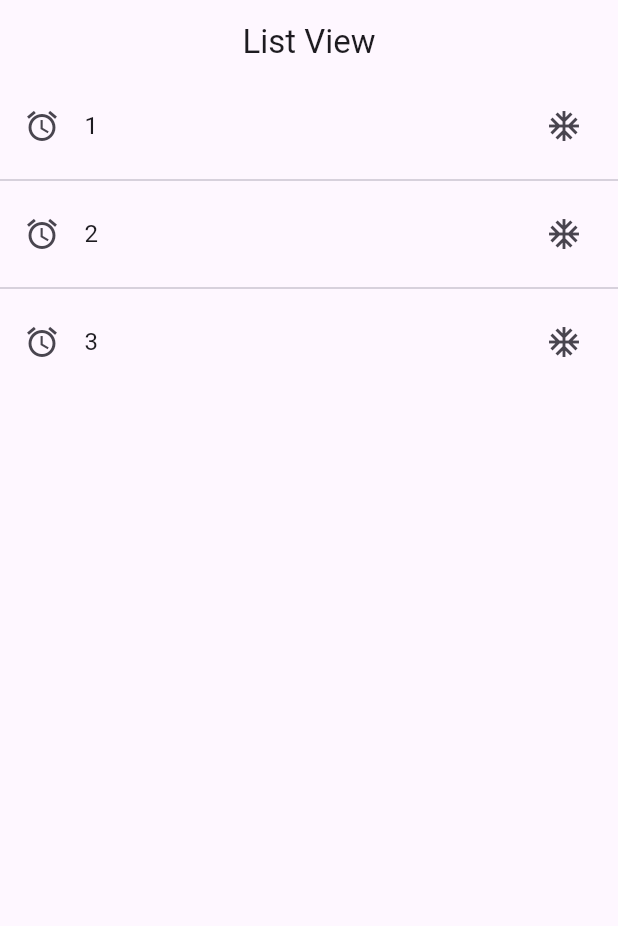
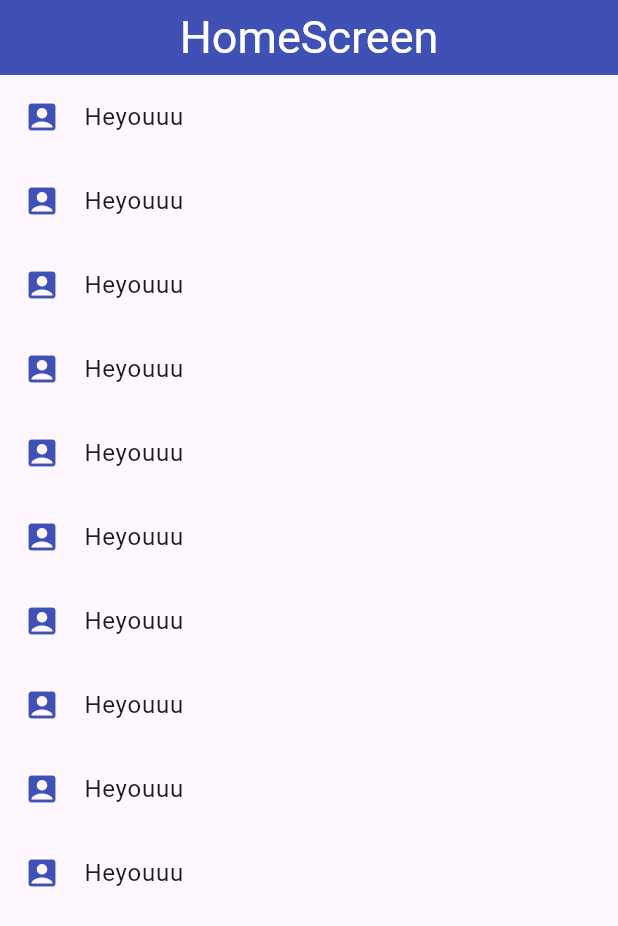
Before and after one commit to RudyCancax/flutter_components_app, a Flutter app: the screen it shows after launch, on a phone screen of 412 x 824 dp. Shown: the top 926 px of the screen. Run offline on Flutter 3.47's test engine with Material 3 defaults, Android fonts, the phone set to English and light mode, and no system bars.

Commit message:
Feat: HomeScreen (default), Extra screens, Importations file, snippet modification.

```diff
--- a/lib/main.dart
+++ b/lib/main.dart
@@ -1,6 +1,10 @@
 import 'package:flutter/material.dart';
 
-import 'package:components_app/screens/list_view_screen2.dart';
+import 'package:components_app/screens/screens.dart';
+
+// import 'package:components_app/screens/card_screen.dart';
+// import 'package:components_app/screens/list_view_screen.dart';
+// import 'package:components_app/screens/list_view_screen2.dart';
 
 void main() => runApp(const MyApp());
 
@@ -9,7 +13,15 @@ class MyApp extends StatelessWidget {
 
   @override
   Widget build(BuildContext context) {
-    return const MaterialApp(
-        debugShowCheckedModeBanner: false, home: ListViewScreen2());
+    return MaterialApp(
+      debugShowCheckedModeBanner: false,
+      // home: const CardScreen(),
+      initialRoute: 'home',
+      routes: {
+        'home': (context) => const HomeScreen(),
+        'listview2': (context) => const ListViewScreen2(),
+        'listview': (context) => const ListViewScreen(),
+      },
+    );
   }
 }
--- /dev/null
+++ b/lib/screens/home_screen.dart
@@ -0,0 +1,28 @@
+import 'package:flutter/material.dart';
+
+class HomeScreen extends StatelessWidget {
+  const HomeScreen({super.key});
+
+  @override
+  Widget build(BuildContext context) {
+    return Scaffold(
+        appBar: AppBar(
+          title: const Text('HomeScreen'),
+          backgroundColor: Colors.indigo,
+          centerTitle: true,
+          toolbarHeight: 50,
+          titleTextStyle: const TextStyle(
+              color: Colors.white, fontSize: 30, fontWeight: FontWeight.w400),
+        ),
+        body: ListView.separated(
+            itemBuilder: (context, index) => ListTile(
+                title: const Text("Heyouuu"),
+                leading: const Icon(
+                  Icons.account_box_rounded,
+                  color: Colors.indigo,
+                ),
+                onTap: () {}),
+            separatorBuilder: (context, index) => const Spacer(),
+            itemCount: 10));
+  }
+}
--- /dev/null
+++ b/lib/screens/screens.dart
@@ -0,0 +1,4 @@
+export 'package:components_app/screens/home_screen.dart';
+export 'package:components_app/screens/card_screen.dart';
+export 'package:components_app/screens/list_view_screen.dart';
+export 'package:components_app/screens/list_view_screen2.dart';
```
Also changed, not shown: lib/screens/alert_screen.dart (added, +14 -0 lines), lib/screens/card_screen.dart (added, +14 -0 lines), lib/screens/list_view_screen2.dart (+9 -1 lines), 1 other file.
